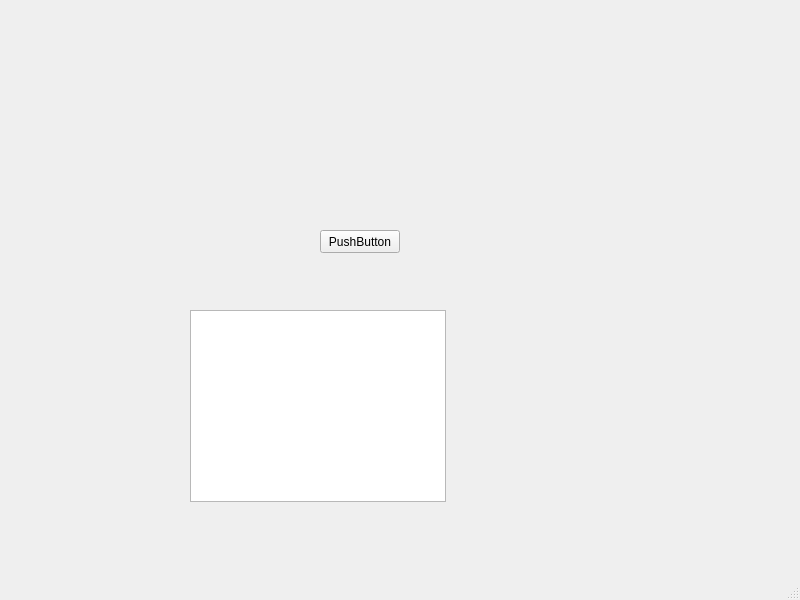
This is Client/Test_of_client/mainwindow.ui in DuweBTC/Semesterprojekt3 as Qt 5 draws it before an edit. The edited form follows.
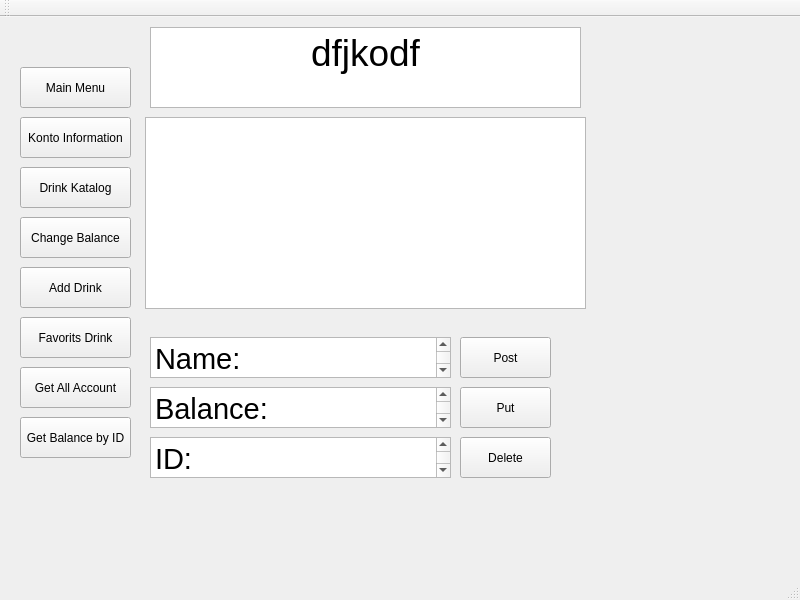
This is the edited form.

Diff of the .ui file:
```diff
--- a/Client/Test_of_client/mainwindow.ui
+++ b/Client/Test_of_client/mainwindow.ui
@@ -14,12 +14,94 @@
    <string>MainWindow</string>
   </property>
   <widget class="QWidget" name="centralwidget">
-   <widget class="QTextBrowser" name="accountTextBrowser">
+   <widget class="QPushButton" name="pushBalanceMenu">
     <property name="geometry">
      <rect>
-      <x>190</x>
-      <y>310</y>
-      <width>256</width>
+      <x>20</x>
+      <y>200</y>
+      <width>111</width>
+      <height>41</height>
+     </rect>
+    </property>
+    <property name="text">
+     <string>Change Balance</string>
+    </property>
+   </widget>
+   <widget class="QPushButton" name="pushAddDrink">
+    <property name="geometry">
+     <rect>
+      <x>20</x>
+      <y>250</y>
+      <width>111</width>
+      <height>41</height>
+     </rect>
+    </property>
+    <property name="text">
+     <string>Add Drink</string>
+    </property>
+   </widget>
+   <widget class="QPushButton" name="pushKontoMenu">
+    <property name="geometry">
+     <rect>
+      <x>20</x>
+      <y>100</y>
+      <width>111</width>
+      <height>41</height>
+     </rect>
+    </property>
+    <property name="text">
+     <string>Konto Information</string>
+    </property>
+   </widget>
+   <widget class="QPushButton" name="pushKatalogMenu">
+    <property name="geometry">
+     <rect>
+      <x>20</x>
+      <y>150</y>
+      <width>111</width>
+      <height>41</height>
+     </rect>
+    </property>
+    <property name="text">
+     <string>Drink Katalog</string>
+    </property>
+   </widget>
+   <widget class="QPushButton" name="pushFavoritsMenu">
+    <property name="geometry">
+     <rect>
+      <x>20</x>
+      <y>300</y>
+      <width>111</width>
+      <height>41</height>
+     </rect>
+    </property>
+    <property name="text">
+     <string>Favorits Drink</string>
+    </property>
+   </widget>
+   <widget class="QTextBrowser" name="textMenu">
+    <property name="geometry">
+     <rect>
+      <x>150</x>
+      <y>10</y>
+      <width>431</width>
+      <height>81</height>
+     </rect>
+    </property>
+    <property name="html">
+     <string>&lt;!DOCTYPE HTML PUBLIC &quot;-//W3C//DTD HTML 4.0//EN&quot; &quot;http://www.w3.org/TR/REC-html40/strict.dtd&quot;&gt;
+&lt;html&gt;&lt;head&gt;&lt;meta name=&quot;qrichtext&quot; content=&quot;1&quot; /&gt;&lt;meta charset=&quot;utf-8&quot; /&gt;&lt;style type=&quot;text/css&quot;&gt;
+p, li { white-space: pre-wrap; }
+&lt;/style&gt;&lt;/head&gt;&lt;body style=&quot; font-family:'Ubuntu'; font-size:10pt; font-weight:400; font-style:normal;&quot;&gt;
+&lt;p align=&quot;center&quot; style=&quot; margin-top:0px; margin-bottom:0px; margin-left:0px; margin-right:0px; -qt-block-indent:0; text-indent:0px;&quot;&gt;&lt;span style=&quot; font-family:'Segoe UI'; font-size:28pt;&quot;&gt;dfjkodf&lt;/span&gt;&lt;/p&gt;&lt;/body&gt;&lt;/html&gt;</string>
+    </property>
+   </widget>
+   <widget class="QTextBrowser" name="textInformation">
+    <property name="geometry">
+     <rect>
+      <x>145</x>
+      <y>100</y>
+      <width>441</width>
       <height>192</height>
      </rect>
     </property>
@@ -27,14 +109,130 @@
    <widget class="QPushButton" name="accountButton">
     <property name="geometry">
      <rect>
-      <x>320</x>
-      <y>230</y>
-      <width>80</width>
-      <height>23</height>
+      <x>20</x>
+      <y>50</y>
+      <width>111</width>
+      <height>41</height>
      </rect>
     </property>
     <property name="text">
-     <string>PushButton</string>
+     <string>Main Menu</string>
+    </property>
+   </widget>
+   <widget class="QPushButton" name="pushInsertName">
+    <property name="geometry">
+     <rect>
+      <x>460</x>
+      <y>320</y>
+      <width>91</width>
+      <height>41</height>
+     </rect>
+    </property>
+    <property name="text">
+     <string>Post</string>
+    </property>
+   </widget>
+   <widget class="QTextEdit" name="textInsertName">
+    <property name="geometry">
+     <rect>
+      <x>150</x>
+      <y>320</y>
+      <width>301</width>
+      <height>41</height>
+     </rect>
+    </property>
+    <property name="html">
+     <string>&lt;!DOCTYPE HTML PUBLIC &quot;-//W3C//DTD HTML 4.0//EN&quot; &quot;http://www.w3.org/TR/REC-html40/strict.dtd&quot;&gt;
+&lt;html&gt;&lt;head&gt;&lt;meta name=&quot;qrichtext&quot; content=&quot;1&quot; /&gt;&lt;meta charset=&quot;utf-8&quot; /&gt;&lt;style type=&quot;text/css&quot;&gt;
+p, li { white-space: pre-wrap; }
+&lt;/style&gt;&lt;/head&gt;&lt;body style=&quot; font-family:'Ubuntu'; font-size:10pt; font-weight:400; font-style:normal;&quot;&gt;
+&lt;p style=&quot; margin-top:0px; margin-bottom:0px; margin-left:0px; margin-right:0px; -qt-block-indent:0; text-indent:0px;&quot;&gt;&lt;span style=&quot; font-family:'Segoe UI'; font-size:22pt;&quot;&gt;Name: &lt;/span&gt;&lt;/p&gt;&lt;/body&gt;&lt;/html&gt;</string>
+    </property>
+   </widget>
+   <widget class="QPushButton" name="pushPut">
+    <property name="geometry">
+     <rect>
+      <x>460</x>
+      <y>370</y>
+      <width>91</width>
+      <height>41</height>
+     </rect>
+    </property>
+    <property name="text">
+     <string>Put</string>
+    </property>
+   </widget>
+   <widget class="QTextEdit" name="textInsertBalance">
+    <property name="geometry">
+     <rect>
+      <x>150</x>
+      <y>370</y>
+      <width>301</width>
+      <height>41</height>
+     </rect>
+    </property>
+    <property name="html">
+     <string>&lt;!DOCTYPE HTML PUBLIC &quot;-//W3C//DTD HTML 4.0//EN&quot; &quot;http://www.w3.org/TR/REC-html40/strict.dtd&quot;&gt;
+&lt;html&gt;&lt;head&gt;&lt;meta name=&quot;qrichtext&quot; content=&quot;1&quot; /&gt;&lt;meta charset=&quot;utf-8&quot; /&gt;&lt;style type=&quot;text/css&quot;&gt;
+p, li { white-space: pre-wrap; }
+&lt;/style&gt;&lt;/head&gt;&lt;body style=&quot; font-family:'Ubuntu'; font-size:10pt; font-weight:400; font-style:normal;&quot;&gt;
+&lt;p style=&quot; margin-top:0px; margin-bottom:0px; margin-left:0px; margin-right:0px; -qt-block-indent:0; text-indent:0px;&quot;&gt;&lt;span style=&quot; font-family:'Segoe UI'; font-size:22pt;&quot;&gt;Balance: &lt;/span&gt;&lt;/p&gt;&lt;/body&gt;&lt;/html&gt;</string>
+    </property>
+   </widget>
+   <widget class="QPushButton" name="pushGetAllKonto">
+    <property name="geometry">
+     <rect>
+      <x>20</x>
+      <y>350</y>
+      <width>111</width>
+      <height>41</height>
+     </rect>
+    </property>
+    <property name="text">
+     <string>Get All Account</string>
+    </property>
+   </widget>
+   <widget class="QTextEdit" name="textId">
+    <property name="geometry">
+     <rect>
+      <x>150</x>
+      <y>420</y>
+      <width>301</width>
+      <height>41</height>
+     </rect>
+    </property>
+    <property name="html">
+     <string>&lt;!DOCTYPE HTML PUBLIC &quot;-//W3C//DTD HTML 4.0//EN&quot; &quot;http://www.w3.org/TR/REC-html40/strict.dtd&quot;&gt;
+&lt;html&gt;&lt;head&gt;&lt;meta name=&quot;qrichtext&quot; content=&quot;1&quot; /&gt;&lt;meta charset=&quot;utf-8&quot; /&gt;&lt;style type=&quot;text/css&quot;&gt;
+p, li { white-space: pre-wrap; }
+&lt;/style&gt;&lt;/head&gt;&lt;body style=&quot; font-family:'Ubuntu'; font-size:10pt; font-weight:400; font-style:normal;&quot;&gt;
+&lt;p style=&quot; margin-top:0px; margin-bottom:0px; margin-left:0px; margin-right:0px; -qt-block-indent:0; text-indent:0px;&quot;&gt;&lt;span style=&quot; font-family:'Segoe UI'; font-size:22pt;&quot;&gt;ID:&lt;/span&gt;&lt;/p&gt;&lt;/body&gt;&lt;/html&gt;</string>
+    </property>
+   </widget>
+   <widget class="QPushButton" name="pushDelete">
+    <property name="geometry">
+     <rect>
+      <x>460</x>
+      <y>420</y>
+      <width>91</width>
+      <height>41</height>
+     </rect>
+    </property>
+    <property name="text">
+     <string>Delete</string>
+    </property>
+   </widget>
+   <widget class="QPushButton" name="pushIdBalance">
+    <property name="geometry">
+     <rect>
+      <x>20</x>
+      <y>400</y>
+      <width>111</width>
+      <height>41</height>
+     </rect>
+    </property>
+    <property name="text">
+     <string>Get Balance by ID</string>
     </property>
    </widget>
   </widget>
@@ -49,6 +247,17 @@
    </property>
   </widget>
   <widget class="QStatusBar" name="statusbar"/>
+  <widget class="QToolBar" name="toolBar">
+   <property name="windowTitle">
+    <string>toolBar</string>
+   </property>
+   <attribute name="toolBarArea">
+    <enum>TopToolBarArea</enum>
+   </attribute>
+   <attribute name="toolBarBreak">
+    <bool>false</bool>
+   </attribute>
+  </widget>
  </widget>
  <resources/>
  <connections/>
```
Left out of the diff: 2 changed lines with no effect on the pictures.
